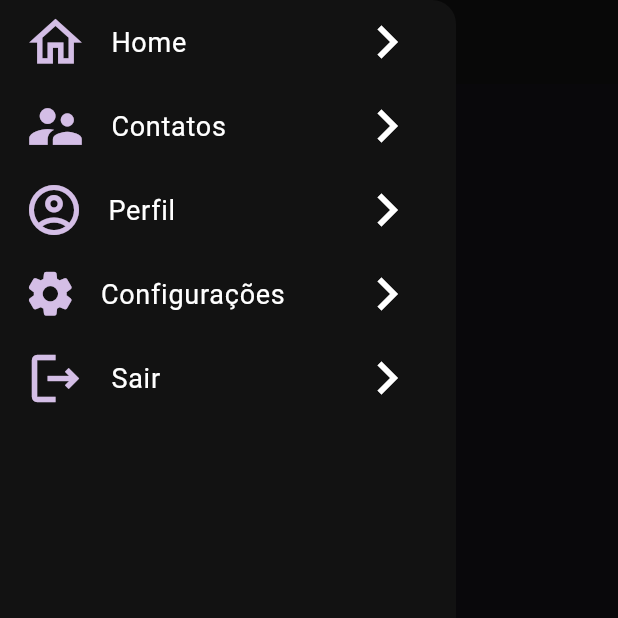
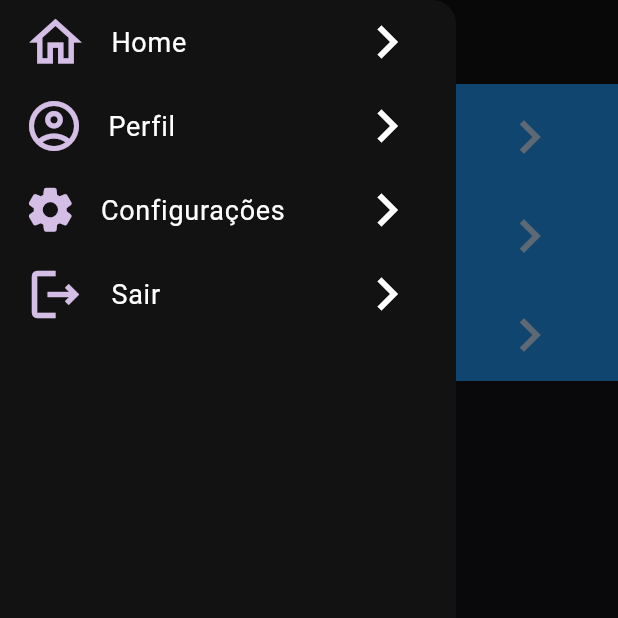
Before and after one commit to DudaBittenc/Projeto_agenda_contatos, a Flutter app: the screen it shows after launch, with the side drawer open, on a phone screen of 412 x 824 dp, the top half of it. Run offline on Flutter 3.47's test engine with Material 3 defaults, Android fonts, the phone set to English and light mode, and no system bars; our stand-ins replace font_awesome_flutter.

Commit message:
Merge branch 'main' of git@github.com/DudaBittenc/Projeto_agenda_contatos

```diff
--- a/agenda_contatos/lib/View/home.dart
+++ b/agenda_contatos/lib/View/home.dart
@@ -5,7 +5,7 @@ import 'package:flutter_application_1/View/resources/topBar.dart';
 
 class Home extends StatefulWidget {
   @override
-  State createState() => new HomeState();
+  State createState() => HomeState();
 }
 
 class HomeState extends State<Home> {
@@ -14,20 +14,29 @@ class HomeState extends State<Home> {
    return Scaffold(
     // Título do App
     appBar: new Topbar(),
-
     // Menu
     drawer: new MenuDrawer(),
     // Corpo do App
-   body: SingleChildScrollView(
-    child: Column(
-      children: [
-        // new SizedBox(height: 25),
+   body: ListView.builder(
+   // padding: EdgeInsets.fromLTRB(8, 8, 8, 75),
+    itemCount: 3,
+    itemBuilder: (BuildContext context, int index){
+      return Container(
+        color: Colors.blue,
+        padding: EdgeInsets.all(5),
+        //margin: EdgeInsets.symmetric(horizontal: 25, vertical: 5),
+        child: ListTile(
+          title: Text("OK"),
+          trailing: IconButton(
+            icon: Icon(Icons.navigate_next, color: Color.fromRGBO(207, 229, 255, 1), size: 44,),
 
-        new Container(
-
-        )
-      ],
-    )
+            onPressed: () {
+              //
+            },
+          )
+        ),
+      );
+    },
    ),
    );
   }
--- a/agenda_contatos/lib/View/resources/menu.dart
+++ b/agenda_contatos/lib/View/resources/menu.dart
@@ -34,27 +34,6 @@ class MenuDrawer extends StatelessWidget {
             context,
              MaterialPageRoute(
               builder: (context) => Home()
-              )
-             );
-          }
-        ),
-
-       // Contato
-        new ListTile(
-          title: mostrarTitulo("Contatos"),
-          trailing: Icon(Icons.navigate_next, size: 44),
-          leading: Icon(
-            Icons.supervisor_account,
-            color: Color.fromRGBO(212, 190, 230, 1), // mudar cor ícone  users
-            size: 42
-          ),
-
-        // Vai para a página Busca
-          onTap: () {
-            Navigator.push(
-            context,
-             MaterialPageRoute(
-              builder: (context) => Home() // Busca
               )
              );
           }
```
